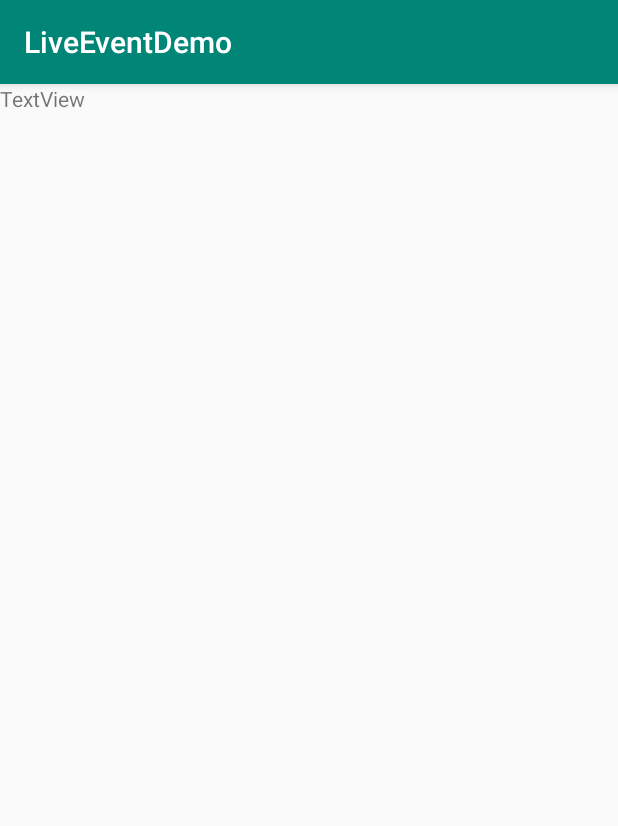
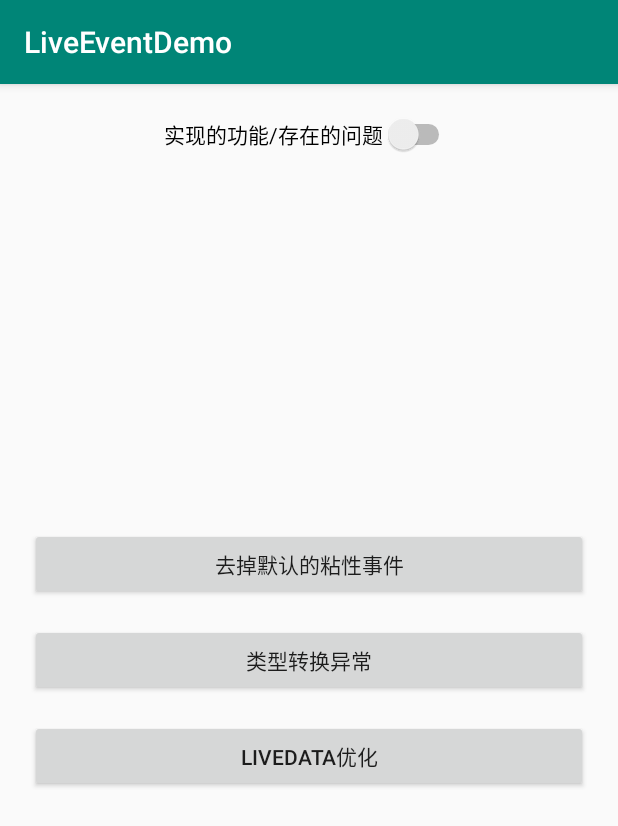
Before and after one commit to guixin567/LiveDatabus, an Android app: the VersionSecondActivity screen opened directly, with no data from a screen before it, on a phone screen of 412 x 824 dp. Shown: the top 826 px of the screen. Run offline under Robolectric (Android 15) with nearby library versions, the phone set to English and light mode, and no system bars.

Commit message:
LiveDataBus版本二 去掉了默认的粘性事件 发送和订阅类型不一致造成的异常 优化LiveData多次发送同样的事件

```diff
--- a/app/src/main/java/com/example/liveeventdemo/livedatabus2/LiveDataBus2.kt
+++ b/app/src/main/java/com/example/liveeventdemo/livedatabus2/LiveDataBus2.kt
@@ -1,6 +1,4 @@
 package com.example.liveeventdemo.livedatabus2
-
-import com.example.liveeventdemo.util.DistinctLiveData
 
 class LiveDataBus2 {
     companion object {
@@ -8,8 +6,7 @@ class LiveDataBus2 {
             LiveDataBus2()
         }
     }
-
-    private val busMap = mutableMapOf<String,DistinctLiveData<Any>>()
+    private val busMap = mutableMapOf<String, DistinctLiveData<Any>>()
 
     fun<T> with(messageKey: String): DistinctLiveData<T> {
         if(!busMap.containsKey(messageKey)){
--- a/app/src/main/java/com/example/liveeventdemo/livedatabus2/VersionSecondActivity.kt
+++ b/app/src/main/java/com/example/liveeventdemo/livedatabus2/VersionSecondActivity.kt
@@ -1,16 +1,51 @@
 package com.example.liveeventdemo.livedatabus2
 
-import android.support.v7.app.AppCompatActivity
-import android.os.Bundle
+
+import android.arch.lifecycle.Observer
 import com.example.liveeventdemo.R
 import com.example.liveeventdemo.activity.BaseActivity
+import com.example.liveeventdemo.activity.SecondActivity
+import com.example.liveeventdemo.bean.TestBean
+import com.example.liveeventdemo.util.*
+import kotlinx.android.synthetic.main.activity_version_second.*
+
 
 class VersionSecondActivity : BaseActivity() {
     override fun initLayoutResID() = R.layout.activity_version_second
 
     override fun initObserve() {
+        LiveDataBus2.instance.with<String>(version2_class_cast).observe(this, Observer {
+            showToast(it)
+        })
+        /**
+         * 优化后只会执行一次，而且就算是重复点击也不会再执行，除非发送的值改变了
+         */
+        LiveDataBus2.instance.with<String>(version2_live_data_optimization).observe(this, Observer {
+            showToast("$it")
+        })
     }
 
     override fun initListener() {
+        //功能点击
+        sw_function.setOnCheckedChangeListener { _, isChecked ->
+            group_exception.isShow(isChecked)
+            group_function.isShow(!isChecked)
+        }
+
+        bt_function_stick.setOnClickListener {
+            LiveDataBus2.instance.with<String>(version2_no_stick).setValue("去掉默认的粘性事件")
+            routeTo<SecondActivity>()
+        }
+
+        bt_function_class_cast.setOnClickListener {
+            LiveDataBus2.instance.with<TestBean>(version2_class_cast).setValue(TestBean("测试"))
+        }
+
+        bt_function_live_data.setOnClickListener {
+            LiveDataBus2.instance.with<String>(version2_live_data_optimization).setValue("测试LiveData优化")
+            LiveDataBus2.instance.with<String>(version2_live_data_optimization).setValue("测试LiveData优化")
+            LiveDataBus2.instance.with<String>(version2_live_data_optimization).setValue("测试LiveData优化")
+        }
+
     }
 }
--- a/app/src/main/java/com/example/liveeventdemo/util/Constant.kt
+++ b/app/src/main/java/com/example/liveeventdemo/util/Constant.kt
@@ -4,3 +4,6 @@ const val current_page_message = "current_page_message"
 const val other_page_message = "other_page_message"
 const val other_page_back_message = "other_page_back_message"
 const val live_data_optimization = "live_data_optimization"
+const val version2_no_stick = "version2_no_stick"
+const val version2_class_cast = "version2_class_cast"
+const val version2_live_data_optimization = "version2_live_data_optimization"
--- a/app/src/main/res/layout/activity_version_second.xml
+++ b/app/src/main/res/layout/activity_version_second.xml
@@ -5,11 +5,99 @@
         xmlns:app="http://schemas.android.com/apk/res-auto"
         android:layout_width="match_parent"
         android:layout_height="match_parent"
-        tools:context=".livedatabus2.VersionSecondActivity">
+        android:padding="20dp"
+        tools:context=".livedatabus1.VersionFirstActivity">
 
-    <TextView
-            android:text="TextView"
+    <Button
+            app:layout_constraintVertical_chainStyle="packed"
+            android:id="@+id/bt_function_stick"
+            android:layout_width="0dp"
+            android:gravity="center"
+            android:layout_height="wrap_content"
+            android:text="去掉默认的粘性事件"
+            app:layout_constraintLeft_toLeftOf="parent"
+            app:layout_constraintRight_toRightOf="parent"
+            app:layout_constraintTop_toTopOf="parent"
+            app:layout_constraintBottom_toTopOf="@+id/bt_function_class_cast"
+    />
+    <Button
+            android:text="类型转换异常"
+            android:layout_width="0dp"
+            android:layout_height="wrap_content"
+            android:id="@+id/bt_function_class_cast"
+            app:layout_constraintTop_toBottomOf="@+id/bt_function_stick"
+            app:layout_constraintStart_toStartOf="parent"
+            app:layout_constraintEnd_toEndOf="parent"
+            app:layout_constraintBottom_toTopOf="@+id/bt_function_live_data"
+            android:layout_marginTop="16dp"/>
+
+    <Button
+            android:text="LiveData优化"
+            android:layout_width="0dp"
+            android:layout_height="wrap_content"
+            android:id="@+id/bt_function_live_data"
+            app:layout_constraintTop_toBottomOf="@+id/bt_function_class_cast"
+            app:layout_constraintStart_toStartOf="parent"
+            app:layout_constraintEnd_toEndOf="parent"
+            app:layout_constraintBottom_toTopOf="@+id/bt_exception_compatible_stick"
+            android:layout_marginTop="16dp"/>
+
+    <Button
+            android:text="1,没有粘性事件"
+            android:layout_width="0dp"
+            android:layout_height="wrap_content"
+            android:id="@+id/bt_exception_compatible_stick"
+            app:layout_constraintTop_toBottomOf="@+id/bt_function_live_data"
+            app:layout_constraintStart_toStartOf="parent"
+            app:layout_constraintEnd_toEndOf="parent"
+            app:layout_constraintBottom_toTopOf="@+id/bt_exception_no_params"
+            android:layout_marginTop="16dp"/>
+
+    <Button
+            android:text="2,默认不传参数"
+            android:layout_width="0dp"
+            android:layout_height="wrap_content"
+            android:id="@+id/bt_exception_no_params"
+            app:layout_constraintTop_toBottomOf="@+id/bt_exception_compatible_stick"
+            app:layout_constraintStart_toStartOf="parent"
+            app:layout_constraintEnd_toEndOf="parent"
+            app:layout_constraintBottom_toTopOf="@+id/bt_exception_no_reflection"
+            android:layout_marginTop="16dp"/>
+
+    <Button
+            android:text="3,去掉反射"
+            android:layout_width="0dp"
+            android:layout_height="wrap_content"
+            android:id="@+id/bt_exception_no_reflection"
+            app:layout_constraintTop_toBottomOf="@+id/bt_exception_no_params"
+            app:layout_constraintStart_toStartOf="parent"
+            app:layout_constraintEnd_toEndOf="parent"
+            android:layout_marginTop="16dp" app:layout_constraintBottom_toBottomOf="parent"
+    />
+
+    <android.support.constraint.Group
+            android:id="@+id/group_function"
+            app:constraint_referenced_ids="bt_function_stick,bt_function_class_cast,bt_function_live_data"
             android:layout_width="wrap_content"
-            android:layout_height="wrap_content" tools:layout_editor_absoluteY="244dp"
-            tools:layout_editor_absoluteX="107dp" android:id="@+id/textView"/>
+            android:layout_height="wrap_content"/>
+
+    <android.support.constraint.Group
+            app:constraint_referenced_ids="bt_exception_compatible_stick,bt_exception_no_params,bt_exception_no_reflection"
+            android:visibility="gone"
+            android:layout_width="wrap_content"
+            android:layout_height="wrap_content"
+            tools:layout_editor_absoluteY="20dp"
+            tools:layout_editor_absoluteX="20dp"
+            android:id="@+id/group_exception"/>
+    <Switch
+            android:id="@+id/sw_function"
+            android:text="实现的功能/存在的问题"
+            android:layout_width="wrap_content"
+            android:layout_height="wrap_content"
+            app:layout_constraintTop_toTopOf="parent"
+            app:layout_constraintStart_toStartOf="parent"
+            app:layout_constraintEnd_toEndOf="parent"
+    />
+
+
 </android.support.constraint.ConstraintLayout>
```
Also changed, not shown: app/src/main/java/com/example/liveeventdemo/activity/SecondActivity.kt (+6 -4 lines), app/src/main/java/com/example/liveeventdemo/livedatabus2/DistinctLiveData.kt (added, +71 -0 lines), app/src/main/java/com/example/liveeventdemo/livedatabus2/ObserverWraper.kt (deleted, +0 -8 lines), app/src/main/java/com/example/liveeventdemo/livedatabus2/ObserverWrapper.kt (added, +16 -0 lines), app/src/main/java/com/example/liveeventdemo/util/DistinctLiveData.kt (deleted, +0 -19 lines).
